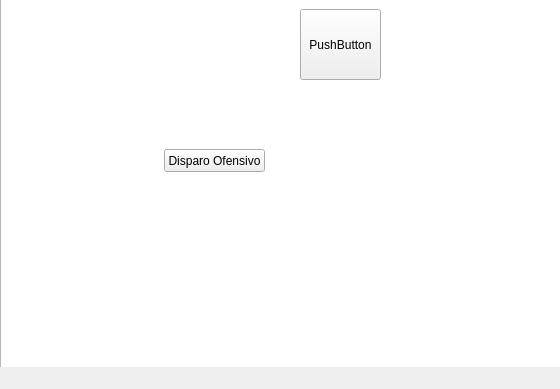
Qt form mainwindow.ui (diegozuluaga737/parcial-3) before a commit; both pictures show x 0 to 560 and y 361 to 750 of the 750 by 750 pixel window.
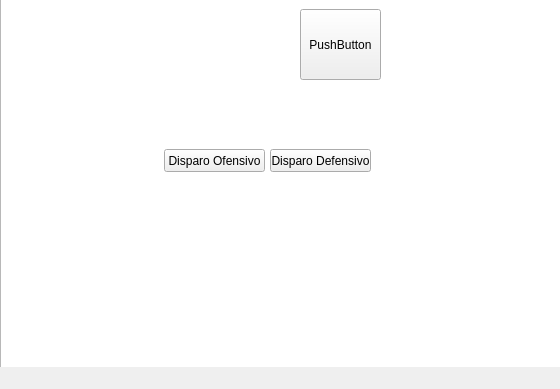
The same form after that commit.

Diff of the .ui file:
```diff
--- a/mainwindow.ui
+++ b/mainwindow.ui
@@ -174,6 +174,19 @@
      <string>Disparo Ofensivo</string>
     </property>
    </widget>
+   <widget class="QPushButton" name="Disparo_D">
+    <property name="geometry">
+     <rect>
+      <x>270</x>
+      <y>510</y>
+      <width>101</width>
+      <height>23</height>
+     </rect>
+    </property>
+    <property name="text">
+     <string>Disparo Defensivo</string>
+    </property>
+   </widget>
   </widget>
   <widget class="QMenuBar" name="menubar">
    <property name="geometry">
```
